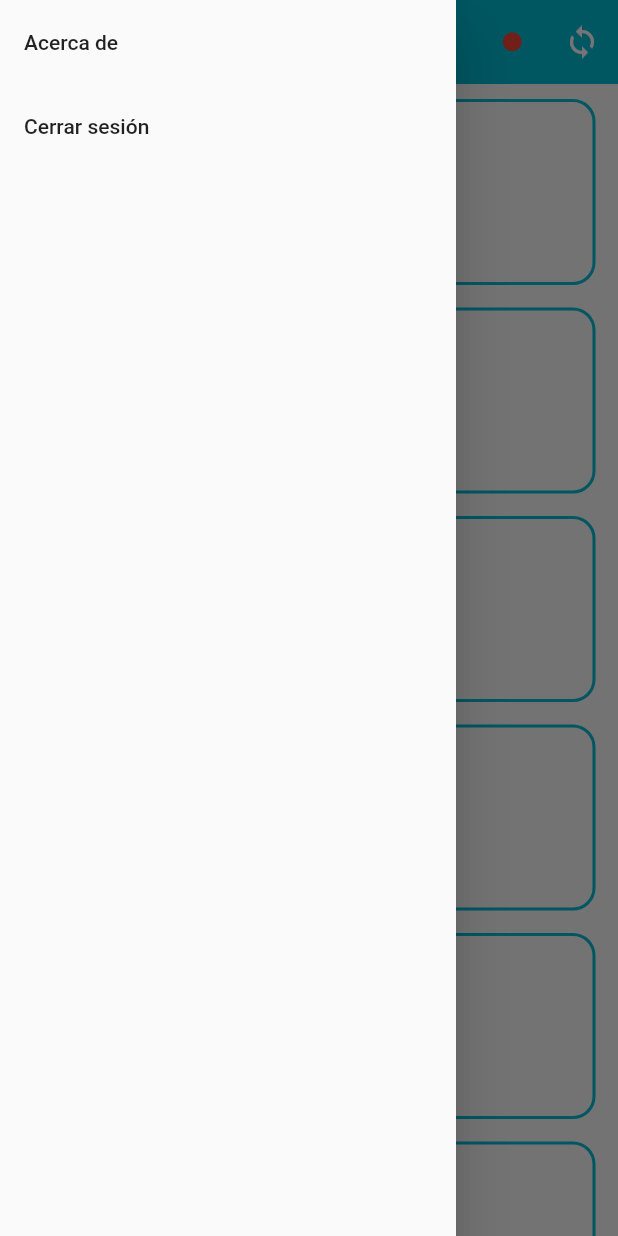
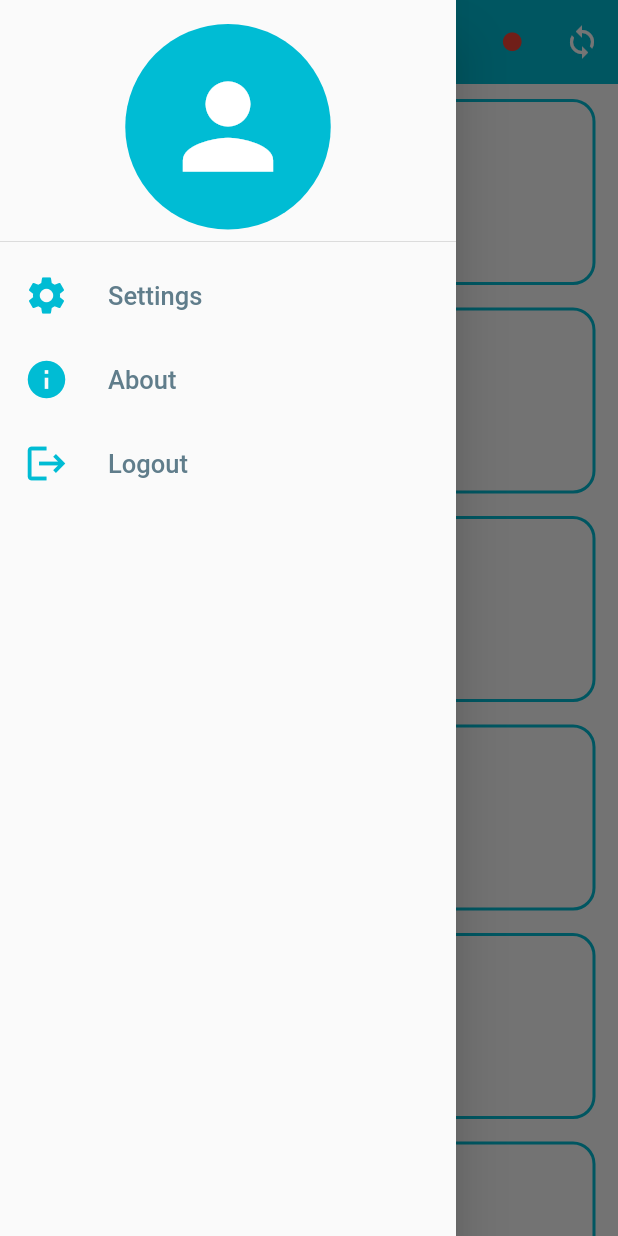
Before and after one commit to JaredLevi23/checkme_pro, a Flutter app: the screen it shows after launch, with the side drawer open, on a phone screen of 412 x 824 dp. Run offline on Flutter 3.47's test engine with Material 2 defaults, Android fonts, the phone set to English and light mode, and no system bars.

Commit message:
solo falta implementar el ECG

```diff
--- a/lib/src/pages/home_page.dart
+++ b/lib/src/pages/home_page.dart
@@ -51,7 +51,7 @@ class _HomePageState extends State<HomePage> {
         children: [
 
           CheckmeOption(
-            titleOption: 'Ver informacion',
+            titleOption: 'Get Info',
             iconData: Icons.info,
             onPressed: ()async{
               final res = await checkmeProvider.getInfoCheckmePRO();
@@ -86,12 +86,52 @@ class _HomePageState extends State<HomePage> {
           ),
 
           CheckmeOption(
-            titleOption: 'User List',
+            titleOption: 'Read User List',
             iconData: Icons.group,
             onPressed: ()async {
               final res = await checkmeProvider.beginReadFileList( indexTypeFile: 1 );
               log( res );
               Navigator.pushNamed(context, 'checkme/users');
+            },
+          ),
+
+          CheckmeOption(
+            titleOption: 'Daily Check',
+            iconData: Icons.how_to_reg_rounded,
+            onPressed: ()async{
+              final res = await checkmeProvider.beginReadFileList( indexTypeFile: 1 );
+              log( res );
+              Navigator.pushNamed(context,'checkme/selectUser', arguments: {'title':'DLC'});
+            },
+          ),
+
+          CheckmeOption(
+            titleOption: 'Ecg Recorder',
+            iconData: Icons.monitor_heart,
+            onPressed: ()async{
+              final res = await checkmeProvider.beginReadFileList( indexTypeFile:  3 );
+              log( res );
+              Navigator.pushNamed(context, 'checkme/ecg');
+            },
+          ),
+
+          CheckmeOption(
+            titleOption: 'Pulse Oxymeter',
+            iconData: Icons.invert_colors_on_sharp,
+            onPressed: ()async{
+              final res = await checkmeProvider.beginReadFileList( indexTypeFile: 4 );
+              log( res );
+              Navigator.pushNamed(context, 'checkme/spo2');
+            },
+          ),
+
+          CheckmeOption(
+            titleOption: 'Thermometer',
+            iconData: Icons.thermostat,
+            onPressed: ()async{
+              final res = await checkmeProvider.beginReadFileList( indexTypeFile: 7 );
+              Navigator.pushNamed(context, 'checkme/temp');
+              log( res );
             },
           ),
 
@@ -104,26 +144,6 @@ class _HomePageState extends State<HomePage> {
           //   },
           // ),
 
-          CheckmeOption(
-            titleOption: 'Temperature',
-            iconData: Icons.thermostat,
-            onPressed: ()async{
-              final res = await checkmeProvider.beginReadFileList( indexTypeFile: 7 );
-              Navigator.pushNamed(context, 'checkme/temp');
-              log( res );
-            },
-          ),
-
-          CheckmeOption(
-            titleOption: 'SPO2',
-            iconData: Icons.air,
-            onPressed: ()async{
-              final res = await checkmeProvider.beginReadFileList( indexTypeFile: 4 );
-              log( res );
-              Navigator.pushNamed(context, 'checkme/spo2');
-            },
-          ),
-
            CheckmeOption(
             titleOption: 'Sleep Monitor',
             iconData: Icons.bed,
@@ -135,32 +155,12 @@ class _HomePageState extends State<HomePage> {
           ),
 
           CheckmeOption(
-            titleOption: 'ECG',
-            iconData: Icons.monitor_heart,
-            onPressed: ()async{
-              final res = await checkmeProvider.beginReadFileList( indexTypeFile:  3 );
-              log( res );
-              Navigator.pushNamed(context, 'checkme/ecg');
-            },
-          ),
-
-          CheckmeOption(
-            titleOption: 'PET',
-            iconData: Icons.air,
+            titleOption: 'Pedometer',
+            iconData: Icons.directions_walk_outlined,
             onPressed: ()async{
               final res = await checkmeProvider.beginReadFileList( indexTypeFile: 1 );
               Navigator.pushNamed(context,'checkme/selectUser', arguments: {'title':'PED'});
               log( res );
-            },
-          ),
-
-          CheckmeOption(
-            titleOption: 'DLC',
-            iconData: Icons.monitor_heart,
-            onPressed: ()async{
-              final res = await checkmeProvider.beginReadFileList( indexTypeFile: 1 );
-              log( res );
-              Navigator.pushNamed(context,'checkme/selectUser', arguments: {'title':'DLC'});
             },
           ),
 
@@ -184,7 +184,7 @@ class _HomePageState extends State<HomePage> {
 
           CheckmeOption(
             titleOption: 'SPC',
-            iconData: Icons.air,
+            iconData: Icons.developer_mode_rounded,
             onPressed: ()async{
               final res = await checkmeProvider.beginReadFileList( indexTypeFile: 16 );
               log( res );
--- a/lib/src/widgets/custom_drawer.dart
+++ b/lib/src/widgets/custom_drawer.dart
@@ -9,23 +9,44 @@ class CustomDrawer extends StatelessWidget {
       child: ListView(
         children: [
 
-          //TODO: Agregar logo de hoyhealth
+          //TODO: add hoyhealth icon
 
-          ListTile(
-            title: const Text('Acerca de'),
-            onTap: (){
-
-            },
+          const DrawerHeader(
+            child: CircleAvatar(
+              backgroundColor: Colors.cyan,
+              child: Icon( Icons.person, size: 90, color: Colors.white,),
+            )
           ),
 
-          ListTile(
-            title: const Text('Cerrar sesión'),
-            onTap: (){
+          _optionDrawer(
+            iconData: Icons.settings,
+            title: 'Settings',
+            onPressed: (){}
+          ),
+          _optionDrawer(
+            iconData: Icons.info,
+            title: 'About',
+            onPressed: (){}
+          ),
+          _optionDrawer(
+            iconData: Icons.logout,
+            title: 'Logout',
+            onPressed: (){}
+          ),
 
-            },
-          )
+
         ],
       ),
     );
   }
+
+  // Option Drawer
+  Widget _optionDrawer( { required IconData iconData, required String title, required Function()? onPressed } ){
+    return ListTile(
+      leading: Icon( iconData , size: 30, color: Colors.cyan,),
+      title: Text( title , style: const TextStyle( fontSize: 17, color: Colors.blueGrey),),
+      onTap: onPressed
+    );
+  }
+
 }
```
